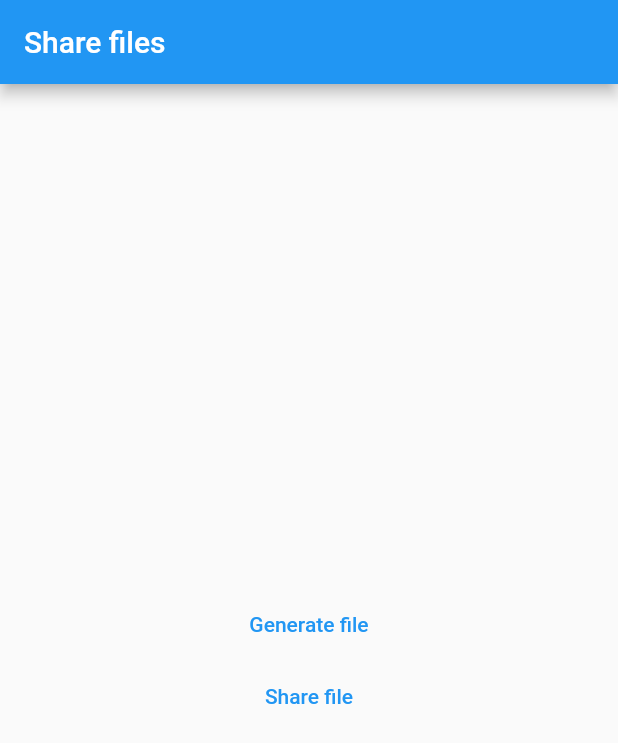
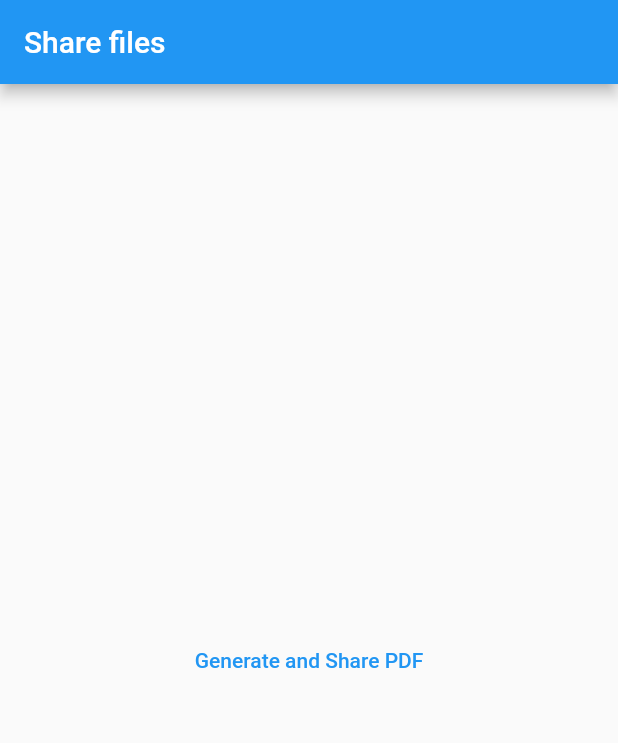
Before and after one commit to adhikari-suman/flutter_share_demo, a Flutter app: the screen it shows after launch, on a phone screen of 412 x 824 dp. Shown: the top 743 px of the screen. Run offline on Flutter 3.47's test engine with Material 2 defaults, Android fonts, the phone set to English and light mode, and no system bars; our stand-ins replace permission_handler, share_plus.

Commit message:
feat: update to single button called "Generate and share file"

```diff
--- a/lib/main.dart
+++ b/lib/main.dart
@@ -50,7 +50,7 @@ class MyHomePage extends StatelessWidget {
           children: [
             Center(
               child: TextButton(
-                child: const Text('Generate file'),
+                child: const Text('Generate and Share PDF'),
                 onPressed: () async {
                   final pdf = pw.Document();
                   pdf.addPage(pw.Page(
@@ -78,10 +78,6 @@ class MyHomePage extends StatelessWidget {
                       } else {
                         storageDir = await getApplicationDocumentsDirectory();
                       }
-
-                      print(
-                          'Permission granted: ${await Permission.storage.isGranted}');
-
                       File file = File('${storageDir.path}/someRandom.pdf');
 
                       await file.writeAsBytes(await pdf.save());
@@ -102,12 +98,6 @@ class MyHomePage extends StatelessWidget {
                 },
               ),
             ),
-            Center(
-              child: TextButton(
-                child: const Text('Share file'),
-                onPressed: () async {},
-              ),
-            )
           ],
         ));
   }
```
